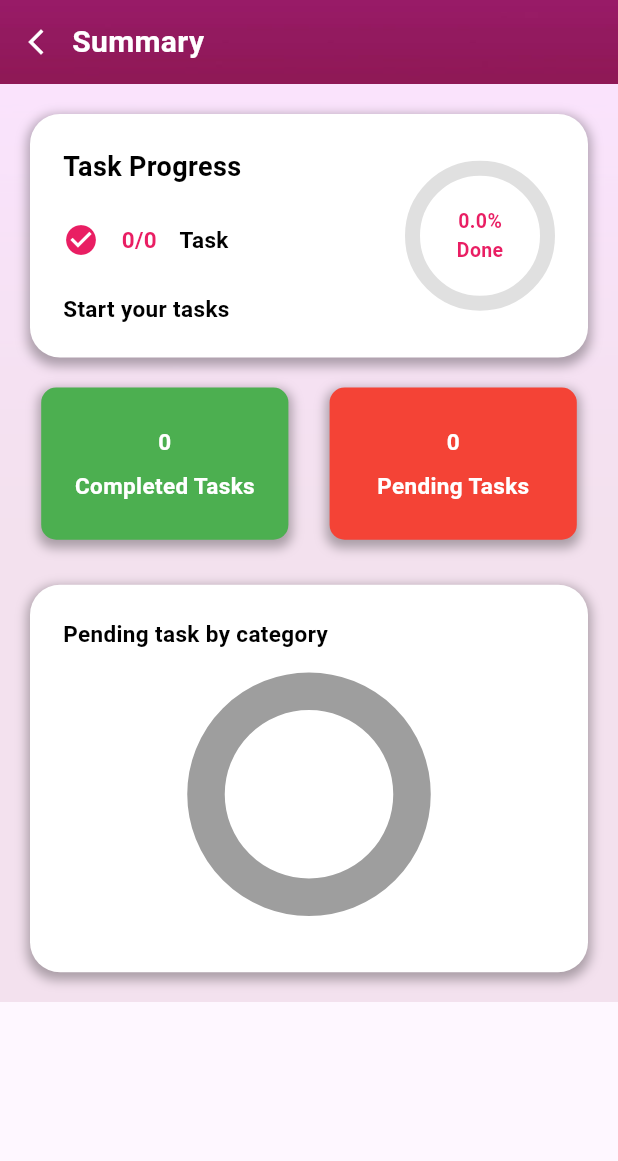
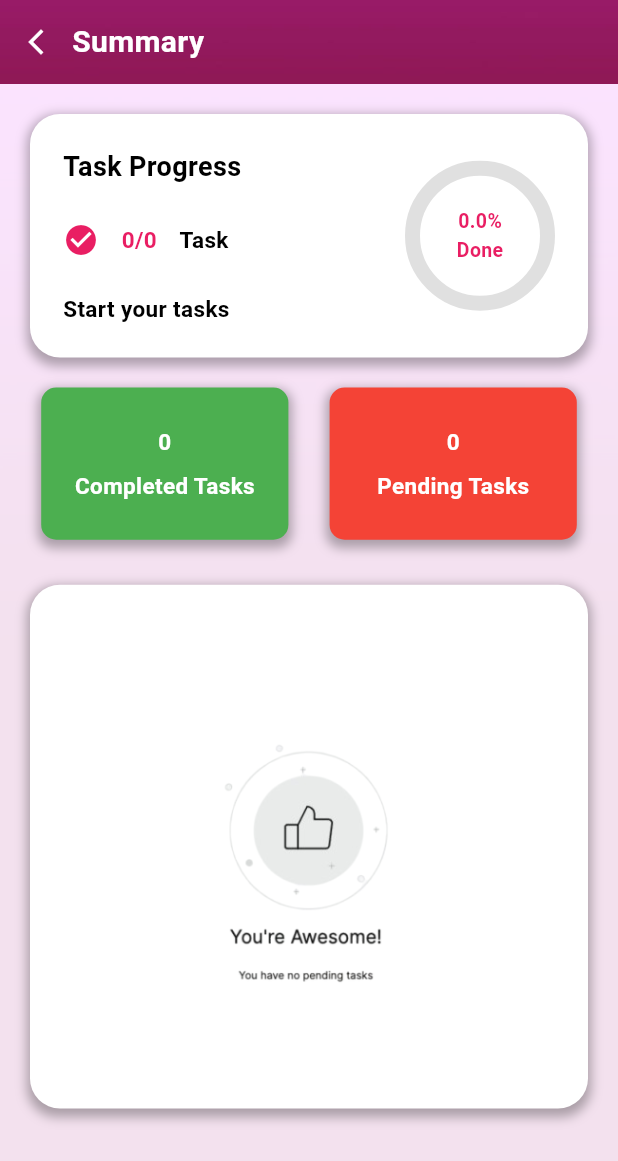
Before and after one commit to 9xRahul/task-sync-app, a Flutter app: the OverViewScreen screen opened directly, on a phone screen of 412 x 824 dp. Shown: the top 1161 px of the screen. Run offline on Flutter 3.47's test engine with Material 3 defaults, Android fonts, the phone set to English and light mode, and no system bars; drawn by our look-alikes of percent_indicator, pie_chart; our stand-ins replace bloc, dropdown_button2, equatable, flutter_bloc, flutter_secure_storage, fluttertoast and 4 more; accounts and stored records are empty; network calls fail.

Commit message:
manged when no pendingtask in the list

```diff
--- a/lib/bloc/summary/summary_bloc.dart
+++ b/lib/bloc/summary/summary_bloc.dart
@@ -19,9 +19,15 @@ class SummaryBloc extends Bloc<SummaryEvent, SummaryState> {
           doneCount: 0,
           pendingCount: 0,
           pendingList: {},
+          isScrolled: false,
         ),
       ) {
     on<LoadTasks>(_getAllTasks);
+    on<ScrollEvent>(_scrollTheScreen);
+  }
+
+  void _scrollTheScreen(ScrollEvent event, Emitter<SummaryState> emit) {
+    emit(state.copyWith(isScrolled: true));
   }
 
   void _getAllTasks(LoadTasks event, Emitter<SummaryState> emit) async {
--- a/lib/bloc/summary/summary_event.dart
+++ b/lib/bloc/summary/summary_event.dart
@@ -8,3 +8,12 @@ sealed class SummaryEvent extends Equatable {
 }
 
 class LoadTasks extends SummaryEvent {}
+
+class ScrollEvent extends SummaryEvent {
+  final bool isScrolled;
+
+  ScrollEvent({required this.isScrolled});
+
+  @override
+  List<Object> get props => [isScrolled];
+}
--- a/lib/bloc/summary/summary_state.dart
+++ b/lib/bloc/summary/summary_state.dart
@@ -8,6 +8,7 @@ class SummaryState extends Equatable {
   final int doneCount;
   final int pendingCount;
   final Map<String, double> pendingList;
+  final bool isScrolled;
 
   SummaryState({
     required this.isLoading,
@@ -17,6 +18,7 @@ class SummaryState extends Equatable {
     required this.doneCount,
     required this.pendingCount,
     required this.pendingList,
+    required this.isScrolled,
   });
 
   SummaryState copyWith({
@@ -27,6 +29,7 @@ class SummaryState extends Equatable {
     int? pendingCount,
     int? doneCount,
     Map<String, double>? pendingList,
+    bool? isScrolled,
   }) {
     return SummaryState(
       allTasks: allTasks ?? this.allTasks,
@@ -36,6 +39,7 @@ class SummaryState extends Equatable {
       doneCount: doneCount ?? this.doneCount,
       pendingCount: pendingCount ?? this.pendingCount,
       pendingList: pendingList ?? this.pendingList,
+      isScrolled: isScrolled ?? this.isScrolled,
     );
   }
 
@@ -48,5 +52,6 @@ class SummaryState extends Equatable {
     message,
     error,
     pendingList,
+    isScrolled,
   ];
 }
--- a/lib/views/screens/overview_screen/overview_screen.dart
+++ b/lib/views/screens/overview_screen/overview_screen.dart
@@ -1,5 +1,6 @@
 import 'package:flutter/foundation.dart';
 import 'package:flutter/material.dart';
+import 'package:flutter/services.dart'; // ✅ needed for status bar color
 import 'package:flutter_bloc/flutter_bloc.dart';
 import 'package:lottie/lottie.dart';
 import 'package:tasksync/bloc/bottom_nav/bottom_nav_bar_bloc.dart';
@@ -9,11 +10,8 @@ import 'package:tasksync/config/app_config/image_config.dart';
 import 'package:tasksync/config/app_config/size_config.dart';
 import 'package:tasksync/views/helpers/empty_container.dart';
 import 'package:tasksync/views/helpers/text_widget.dart';
-import 'package:tasksync/views/screens/overview_screen/widgets/percent_indicator.dart';
-import 'package:tasksync/views/screens/overview_screen/widgets/pi_chart.dart';
 import 'package:tasksync/views/screens/overview_screen/widgets/pie_chart_container.dart';
 import 'package:tasksync/views/screens/overview_screen/widgets/summary_widget.dart';
-import 'package:tasksync/views/screens/overview_screen/widgets/task_count_card.dart';
 
 class OverViewScreen extends StatefulWidget {
   const OverViewScreen({super.key});
@@ -23,11 +21,32 @@ class OverViewScreen extends StatefulWidget {
 }
 
 class _OverViewScreenState extends State<OverViewScreen> {
+  final ScrollController _scrollController = ScrollController();
+
   @override
   void initState() {
-    // TODO: implement initState
     super.initState();
     context.read<SummaryBloc>().add(LoadTasks());
+
+    _scrollController.addListener(() {
+      final isScrolled = _scrollController.offset > 1;
+      print(isScrolled);
+      context.read<SummaryBloc>().add(ScrollEvent(isScrolled: isScrolled));
+      _setStatusBarColor(isScrolled ? Colors.pink : Colors.white);
+    });
+  }
+
+  void _setStatusBarColor(Color color) {
+    const SystemUiOverlayStyle(
+      statusBarColor: Colors.transparent,
+      statusBarIconBrightness: Brightness.light, // adjust icons color
+    );
+  }
+
+  @override
+  void dispose() {
+    _scrollController.dispose();
+    super.dispose();
   }
 
   @override
@@ -35,16 +54,20 @@ class _OverViewScreenState extends State<OverViewScreen> {
     print("rebuild overview");
     return BlocBuilder<SummaryBloc, SummaryState>(
       builder: (context, state) {
-        return Container(
+        return Scaffold(
+          extendBodyBehindAppBar: true,
+          body: Container(
             width: SizeConfig.screenWidth,
+            height: SizeConfig.screenHeight,
             decoration: BoxDecoration(
               image: DecorationImage(
-              image: AssetImage(ImageConfig.splashBg), // your asset path
+                image: AssetImage(ImageConfig.splashBg),
                 opacity: .1,
-              fit: BoxFit.cover, // make it fill the screen
+                fit: BoxFit.cover,
               ),
             ),
             child: SingleChildScrollView(
+              controller: _scrollController, // ✅ attached
               child: Column(
                 children: [
                   Container(
@@ -87,14 +110,14 @@ class _OverViewScreenState extends State<OverViewScreen> {
                       ],
                     ),
                   ),
+
                   state.isLoading
                       ? Center(
                           child: Column(
-                          mainAxisSize: MainAxisSize.min,
-                          crossAxisAlignment: CrossAxisAlignment.center,
-                          mainAxisAlignment: MainAxisAlignment.center,
                             children: [
-                            EmptyContainer.verticalEmptyContainer(height: 50),
+                              EmptyContainer.verticalEmptyContainer(
+                                height: SizeConfig.screenHeight / 5,
+                              ),
                               Lottie.asset(
                                 'assets/animations/searching.json',
                                 width: 300,
@@ -104,12 +127,17 @@ class _OverViewScreenState extends State<OverViewScreen> {
                             ],
                           ),
                         )
-                    : summaryWidget(state),
+                      : Column(
+                          children: [
+                            summaryWidget(state),
                             EmptyContainer.verticalEmptyContainer(height: 10),
                             !state.isLoading
                                 ? pieChartContainer(state)
                                 : Container(height: SizeConfig.screenHeight),
                           ],
+                        ),
+                ],
+              ),
             ),
           ),
         );
--- a/lib/views/screens/overview_screen/widgets/pi_chart.dart
+++ b/lib/views/screens/overview_screen/widgets/pi_chart.dart
@@ -58,6 +58,7 @@ class CategoryPieChart extends StatelessWidget {
           child: Wrap(
             spacing: 10,
             children: categoryData.keys.map((key) {
+              final value = categoryData[key]?.toInt() ?? 0; // get value
               return Row(
                 mainAxisSize: MainAxisSize.min,
                 children: [
@@ -76,7 +77,7 @@ class CategoryPieChart extends StatelessWidget {
                   ),
                   const SizedBox(width: 5),
                   Text(
-                    key,
+                    "$key $value",
                     style: const TextStyle(fontWeight: FontWeight.bold),
                   ),
                 ],
--- a/lib/views/screens/overview_screen/widgets/pie_chart_container.dart
+++ b/lib/views/screens/overview_screen/widgets/pie_chart_container.dart
@@ -26,7 +26,9 @@ Padding pieChartContainer(SummaryState state) {
           ),
         ],
       ),
-      child: CategoryPieChart(categoryData: state.pendingList),
+      child: state.pendingList.isEmpty
+          ? Image(image: AssetImage("assets/images/nopending.png"))
+          : CategoryPieChart(categoryData: state.pendingList),
     ),
   );
 }
--- a/lib/views/screens/taks_screen/widgets/category_item_widget.dart
+++ b/lib/views/screens/taks_screen/widgets/category_item_widget.dart
@@ -20,11 +20,7 @@ SizedBox categoryItemWidget({required BuildContext context}) {
                 CategoryChangeEvent(categoryItemIndex: index),
               );
 
-              context.read<HomeScreenBloc>().add(
-                GetAllTasks(
-
-                ),
-              );
+              context.read<HomeScreenBloc>().add(GetAllTasks());
             },
             child: BlocBuilder<HomeScreenBloc, HomeScreenState>(
               builder: (context, state) {
```
Also changed, not shown: assets/images/nopending.png (added). Lines whose indentation alone changed are shown as unchanged.
